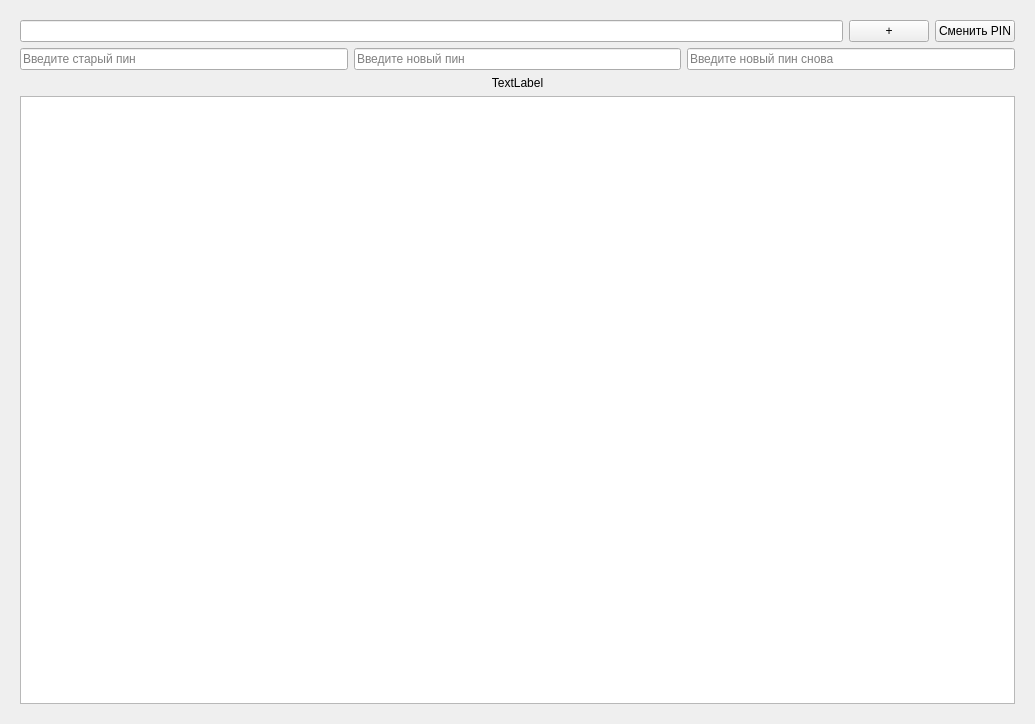
This is KeyLocker/mainwindow.ui in AlexOS12/221_3210_Obukhov as Qt 5 draws it before an edit. The edited form follows.
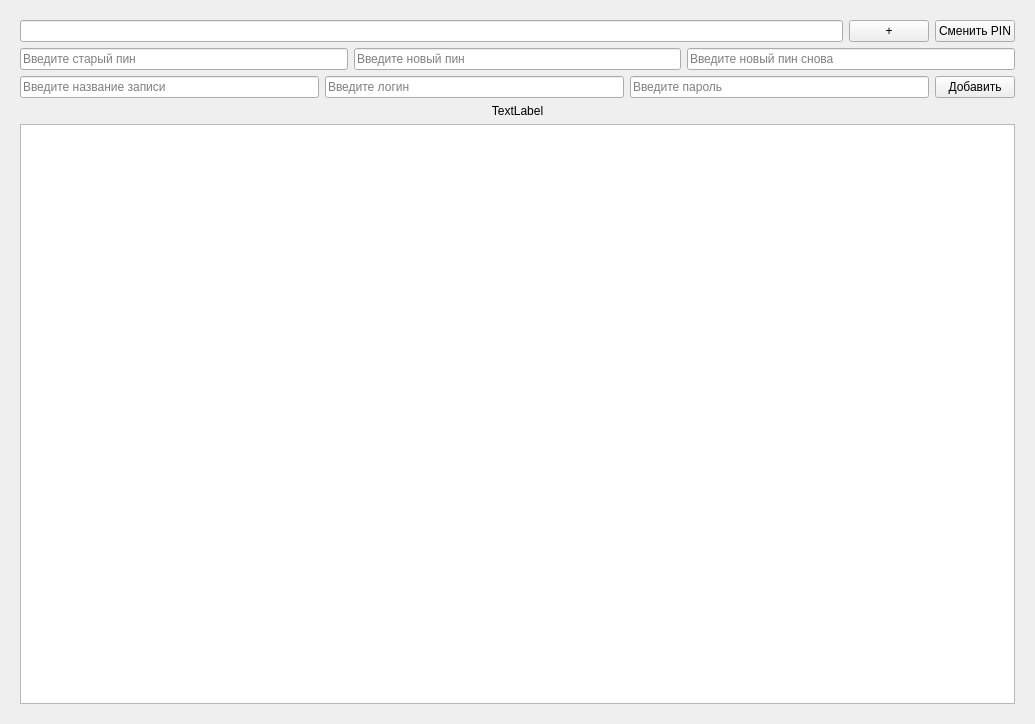
This is the edited form. The open tabs and pages were chosen to show the change.

Diff of the .ui file:
```diff
--- a/KeyLocker/mainwindow.ui
+++ b/KeyLocker/mainwindow.ui
@@ -112,6 +112,51 @@
        </item>
        <item row="1" column="0">
         <layout class="QGridLayout" name="changePinLayout">
+         <item row="2" column="0">
+          <layout class="QHBoxLayout" name="horizontalLayout_4">
+           <item>
+            <widget class="QLineEdit" name="newRecSite">
+             <property name="placeholderText">
+              <string>Введите название записи</string>
+             </property>
+            </widget>
+           </item>
+           <item>
+            <widget class="QLineEdit" name="newRecLogin">
+             <property name="placeholderText">
+              <string>Введите логин</string>
+             </property>
+            </widget>
+           </item>
+           <item>
+            <widget class="QLineEdit" name="newRecPass">
+             <property name="echoMode">
+              <enum>QLineEdit::Password</enum>
+             </property>
+             <property name="placeholderText">
+              <string>Введите пароль</string>
+             </property>
+            </widget>
+           </item>
+           <item>
+            <widget class="QPushButton" name="addNewRecBtn">
+             <property name="text">
+              <string>Добавить</string>
+             </property>
+            </widget>
+           </item>
+          </layout>
+         </item>
+         <item row="3" column="0">
+          <widget class="QLabel" name="resultLabel">
+           <property name="text">
+            <string>TextLabel</string>
+           </property>
+           <property name="alignment">
+            <set>Qt::AlignCenter</set>
+           </property>
+          </widget>
+         </item>
          <item row="1" column="0">
           <layout class="QHBoxLayout" name="horizontalLayout_5">
            <item>
@@ -137,16 +182,6 @@
            </item>
           </layout>
          </item>
-         <item row="2" column="0">
-          <widget class="QLabel" name="changePinResult">
-           <property name="text">
-            <string>TextLabel</string>
-           </property>
-           <property name="alignment">
-            <set>Qt::AlignCenter</set>
-           </property>
-          </widget>
-         </item>
         </layout>
        </item>
        <item row="0" column="0">
```
